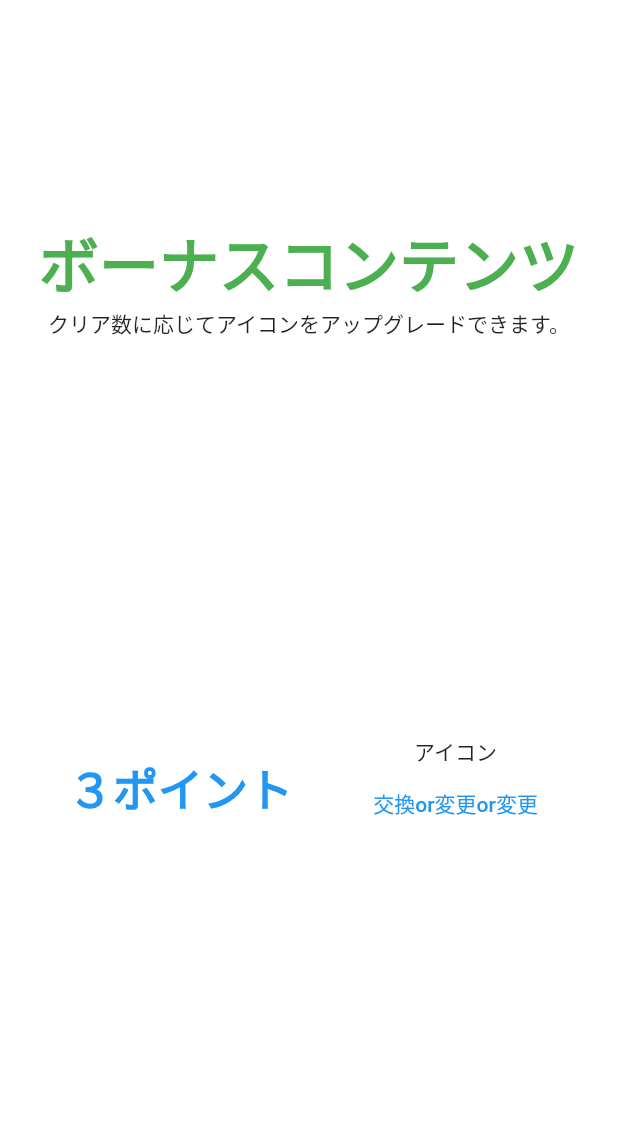
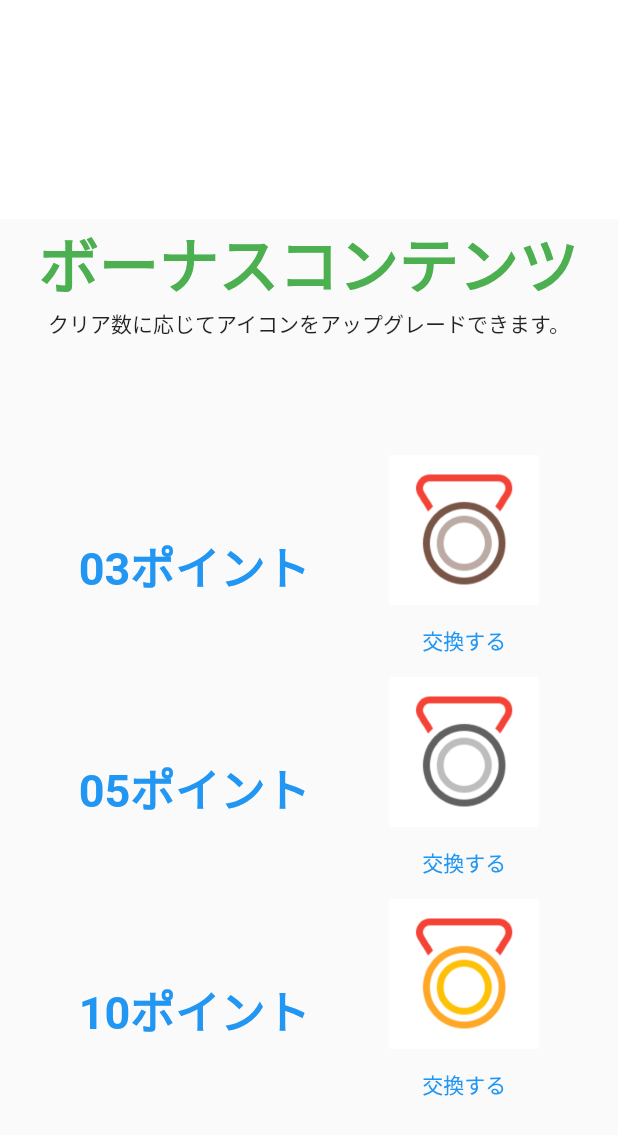
Before and after one commit to iseruuuuu/prize_get_app, a Flutter app: the CrownScreen screen opened directly, on a phone screen of 412 x 824 dp. Shown: the top 1135 px of the screen. Run offline on Flutter 3.47's test engine with Material 2 defaults, Android fonts, the phone set to English and light mode, and no system bars; our stand-ins replace awesome_dialog, flutter_easyloading, get, shared_preferences; missing offline and left inert: enum_to_string, flutter_animator; accounts and stored records are empty.

Commit message:
add: ボーナス画面を追加

```diff
--- /dev/null
+++ b/lib/component/crown_button.dart
@@ -0,0 +1,47 @@
+import 'package:flutter/material.dart';
+import 'package:prize_get_app/gen/assets.gen.dart';
+
+class CrownButton extends StatelessWidget {
+  final String point;
+  final String image;
+  final String buttonText;
+  final Function() onTap;
+
+  const CrownButton({
+    Key? key,
+    required this.point,
+    required this.image,
+    required this.buttonText,
+    required this.onTap,
+  }) : super(key: key);
+
+  @override
+  Widget build(BuildContext context) {
+    return Row(
+      mainAxisAlignment: MainAxisAlignment.spaceEvenly,
+      children: [
+        Text(
+          point,
+          style: const TextStyle(
+            fontSize: 30,
+            fontWeight: FontWeight.bold,
+            color: Colors.blue,
+          ),
+        ),
+        Column(
+          children: [
+            SizedBox(
+              width: 100,
+              height: 100,
+              child: Image.asset(image),
+            ),
+            TextButton(
+              onPressed: onTap,
+              child: Text(buttonText),
+            )
+          ],
+        ),
+      ],
+    );
+  }
+}
--- a/lib/screen/crown_screen/crown_screen.dart
+++ b/lib/screen/crown_screen/crown_screen.dart
@@ -1,5 +1,6 @@
 import 'package:flutter/material.dart';
 import 'package:get/get.dart';
+import 'package:prize_get_app/component/crown_button.dart';
 import 'crown_scrren_controller.dart';
 
 class CrownScreen extends StatelessWidget {
@@ -14,7 +15,7 @@ class CrownScreen extends StatelessWidget {
       bottom: false,
       minimum: const EdgeInsets.only(top: 90),
       child: Scaffold(
-        backgroundColor: Colors.white,
+        backgroundColor: Colors.grey.shade50,
         appBar: AppBar(
           automaticallyImplyLeading: false,
           elevation: 0,
@@ -34,27 +35,23 @@ class CrownScreen extends StatelessWidget {
               ),
               const Text('クリア数に応じてアイコンをアップグレードできます。'),
               const Spacer(),
-              Row(
-                mainAxisAlignment: MainAxisAlignment.spaceEvenly,
-                children: [
-                  const Text(
-                    '３ポイント',
-                    style: TextStyle(
-                      fontSize: 30,
-                      fontWeight: FontWeight.bold,
-                      color: Colors.blue,
-                    ),
-                  ),
-                  Column(
-                    children: [
-                      Text('アイコン'),
-                      TextButton(
-                        onPressed: () {},
-                        child: const Text('交換or変更or変更'),
-                      )
-                    ],
-                  ),
-                ],
+              CrownButton(
+                image: 'assets/images/icon_bronze.png',
+                point: '03ポイント',
+                onTap: () {},
+                buttonText: '交換する',
+              ),
+              CrownButton(
+                image: 'assets/images/icon_silver.png',
+                point: '05ポイント',
+                onTap: () {},
+                buttonText: '交換する',
+              ),
+              CrownButton(
+                image: 'assets/images/icon_gold.png',
+                point: '10ポイント',
+                onTap: () {},
+                buttonText: '交換する',
               ),
               const Spacer(),
             ],
```
